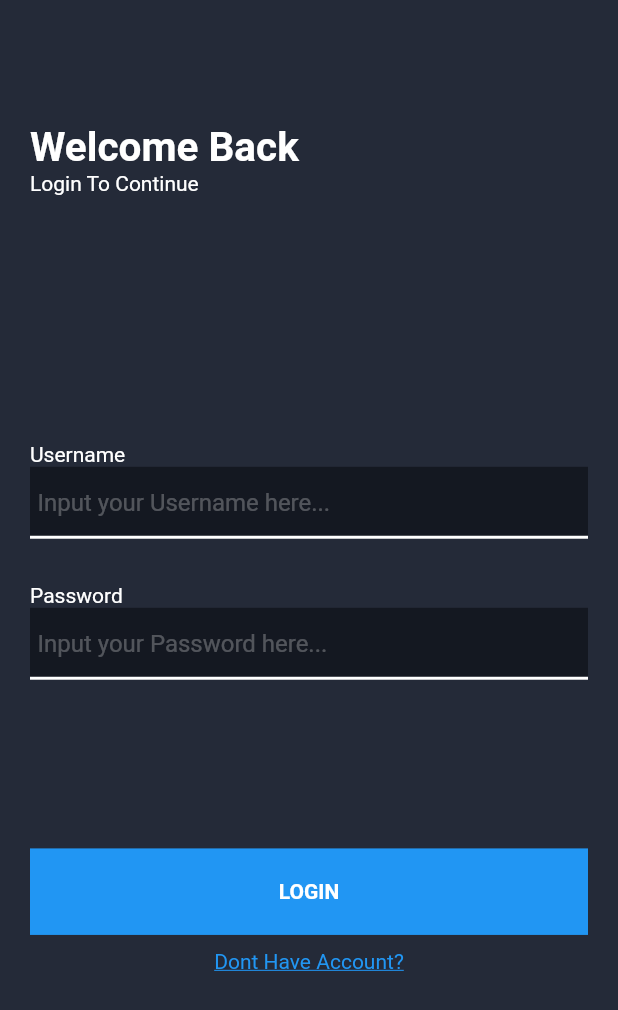
After one commit to Radityaz/Walk_In, a Flutter app: the LoginPage screen opened directly, on a phone screen of 412 x 824 dp. The commit adds this screen. Shown: the top 1010 px of the screen. Run offline on Flutter 3.47's test engine with Material 2 defaults, Android fonts, the phone set to English and light mode, and no system bars.

Commit message:
7th commit

```diff
--- a/lib/homescreen.dart
+++ b/lib/homescreen.dart
@@ -17,24 +17,32 @@ class _homescreenState extends State<homescreen> {
   int currentIndex = 0;
   final Screens = [
     home(),
-    search()
+    search(),
   ];
   @override
   Widget build(BuildContext context) {
     return Scaffold(
+
         body: Screens[currentIndex],
         bottomNavigationBar:  BottomNavigationBar(
         currentIndex: currentIndex,
         onTap: (index) => setState(() => currentIndex = index),
         backgroundColor: Color(0xFF171B23),
+        unselectedIconTheme: IconThemeData(color: Colors.white),
+        unselectedItemColor: Colors.white,
         items: const <BottomNavigationBarItem>[
           BottomNavigationBarItem(
             icon: Icon(Icons.home,),
-            label: "home"
+            label: "home",
+
           ),
-                    BottomNavigationBarItem(
+            BottomNavigationBarItem(
             icon: Icon(Icons.compass_calibration_rounded),
             label: "Explore"
+          ),
+            BottomNavigationBarItem(
+            icon: Icon(Icons.people_alt_rounded),
+            label: "User"
           ),
         ])
     );
--- /dev/null
+++ b/lib/login.dart
@@ -0,0 +1,90 @@
+import 'package:flutter/material.dart';
+import 'package:walk_in/home.dart';
+import 'package:walk_in/homescreen.dart';
+
+class LoginPage extends StatefulWidget {
+  const LoginPage({super.key});
+
+  @override
+  State<LoginPage> createState() => _LoginPageState();
+}
+
+class _LoginPageState extends State<LoginPage> {
+  @override
+  Widget build(BuildContext context) {
+    return Scaffold(
+      backgroundColor: Color(0xFF242A38),
+      body: Column(
+        crossAxisAlignment: CrossAxisAlignment.start,
+        children: [
+          SizedBox(height: MediaQuery.of(context).size.height * 0.10,),
+          Container( margin: EdgeInsets.only(left: 20), child: Text("Welcome Back",style: TextStyle(color: Colors.white,fontSize: 27,fontWeight: FontWeight.bold),)),
+          Container(margin: EdgeInsets.only(left: 20), child: Text("Login To Continue",style: TextStyle(color: Colors.white),)),
+          SizedBox(height: MediaQuery.of(context).size.height * 0.20,),
+          Container(margin: EdgeInsets.only(left: 20), child: Text("Username",style: TextStyle(color: Colors.white),)),
+          Container(
+            color: Color(0xff141821),
+            margin: EdgeInsets.only(left: 20,right: 20,bottom: 30),
+            child: TextField(
+              style: TextStyle(color: Colors.white),
+              decoration: InputDecoration(
+                contentPadding: EdgeInsets.only(left: 5),
+                hintText: "Input your Username here...",
+                hintStyle: TextStyle(color: Color.fromARGB(67, 255, 255, 255)),
+                enabledBorder: UnderlineInputBorder(
+                  borderSide: BorderSide(
+                    width: 2,
+                    color: Colors.white
+                  )
+                )
+
+              ),
+            ),
+          ),
+          Container(margin: EdgeInsets.only(left: 20), child: Text("Password",style: TextStyle(color: Colors.white),)),
+          Container(
+            color: Color(0xff141821),
+            margin: EdgeInsets.only(left: 20,right: 20,bottom: 30),
+            child: TextField(
+              style: TextStyle(color: Colors.white),
+              decoration: InputDecoration(
+                contentPadding: EdgeInsets.only(left: 5),
+                hintText: "Input your Password here...",
+                hintStyle: TextStyle(color: Color.fromARGB(67, 255, 255, 255)),
+                enabledBorder: UnderlineInputBorder(
+                  borderSide: BorderSide(
+                    width: 2,
+                    color: Colors.white
+                  )
+                )
+
+              ),
+            ),
+          ),
+          SizedBox(height: MediaQuery.of(context).size.height * 0.10,),
+          Align(
+            child: InkWell(
+              onTap: () => Navigator.pushReplacement(context, MaterialPageRoute(builder: (context)=>homescreen())),
+              child: Container(
+                alignment: Alignment.center,
+                margin: EdgeInsets.only(left:20 ,right: 20),
+                height: MediaQuery.of(context).size.height *0.07,
+                width: MediaQuery.of(context).size.width,
+                color: Colors.blue,
+                child: Text("LOGIN",style: TextStyle
+                (color: Colors.white,fontWeight: FontWeight.bold),),
+              ),
+            ),
+          ),
+          SizedBox(height: 10,),
+          Center(
+            child: InkWell(
+              onTap: () => Navigator.pushReplacement(context, MaterialPageRoute(builder: (context)=>homescreen())),
+              child: Text("Dont Have Account?",style: TextStyle(decoration: TextDecoration.underline,color: Colors.blue),),
+            ),
+          )
+        ],
+      ),
+    );
+  }
+}
--- a/lib/prelogin2.dart
+++ b/lib/prelogin2.dart
@@ -3,6 +3,7 @@ import 'package:flutter/src/widgets/container.dart';
 import 'package:flutter/src/widgets/framework.dart';
 import 'package:walk_in/home.dart';
 import 'package:walk_in/homescreen.dart';
+import 'package:walk_in/login.dart';
 
 class prelogin2 extends StatefulWidget {
   const prelogin2({super.key});
@@ -65,7 +66,7 @@ class _prelogin2State extends State<prelogin2> {
                     child: ElevatedButton(
                         onPressed: (() {
                           Navigator.push(context,
-                              MaterialPageRoute(builder: (context) => homescreen()));
+                              MaterialPageRoute(builder: (context) => LoginPage()));
                         }),
                         child: Row(
                           crossAxisAlignment: CrossAxisAlignment.center,
```
